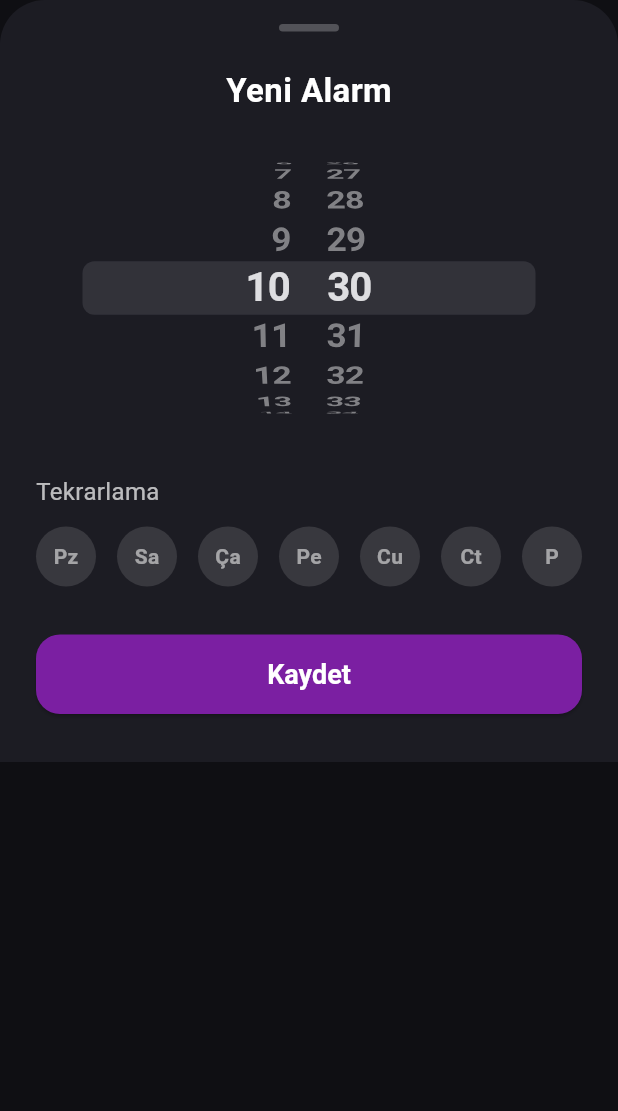
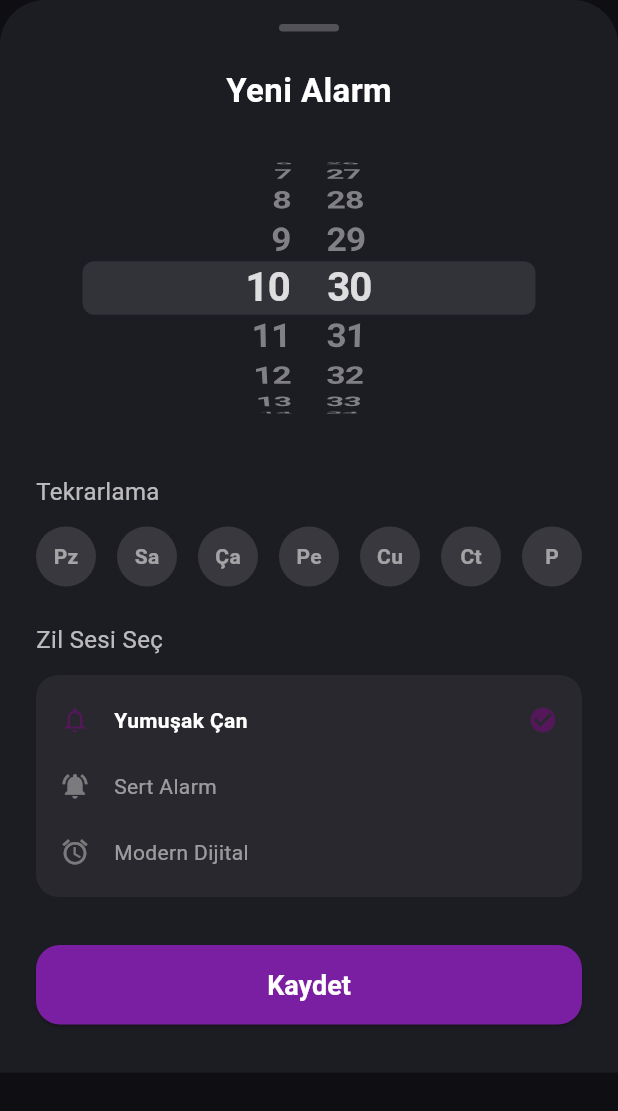
Before and after one commit to ardaaskinn01/cervus-alarm-app, a Flutter app: the AddAlarmBottomSheet widget shown alone on an empty page, opened directly, on a phone screen of 412 x 824 dp. Shown: the top 1111 px of the screen. Run offline on Flutter 3.47's test engine with Material 3 defaults, Android fonts, the light colour scheme and no system bars; our stand-ins replace firebase_core, flutter_riverpod, google_mobile_ads, hive, hive_flutter; missing offline and left inert: alarm, flutter_ringtone_player; accounts and stored records are empty; statements that could not run were skipped.

```diff
--- a/lib/core/app_localizations.dart
+++ b/lib/core/app_localizations.dart
@@ -37,6 +37,10 @@ class AppLocalizations {
       'add_new_title': 'Yeni Alarm',
       'add_repeat': 'Tekrarlama',
       'add_save': 'Kaydet',
+      'add_sound': 'Zil Sesi Seç',
+      'sound_soft': 'Yumuşak Çan',
+      'sound_hard': 'Sert Alarm',
+      'sound_modern': 'Modern Dijital',
 
       // SettingsView
       'settings_title': 'Ayarlar',
@@ -89,6 +93,10 @@ class AppLocalizations {
       'add_new_title': 'New Alarm',
       'add_repeat': 'Repeat',
       'add_save': 'Save',
+      'add_sound': 'Select Sound',
+      'sound_soft': 'Soft Bell',
+      'sound_hard': 'Hard Alarm',
+      'sound_modern': 'Modern Digital',
 
       // SettingsView
       'settings_title': 'Settings',
--- a/lib/core/app_theme.dart
+++ b/lib/core/app_theme.dart
@@ -2,7 +2,7 @@ import 'package:flutter/material.dart';
 
 class AppTheme {
   static const Color primaryColor = Color(0xFF7B1FA2);
-  static const Color secondaryColor = Color(0xFFD400FF);
+  static const Color secondaryColor = Color(0xFF54185A);
   static const Color backgroundColor = Color(0xFF0F0F13);
   static const Color cardColor = Color(0xFF1C1C23);
 
--- a/lib/services/alarm_service.dart
+++ b/lib/services/alarm_service.dart
@@ -15,16 +15,15 @@ class AlarmService {
 
   AlarmService(this._storage);
   Future<void> init() async {
-    // alarm paketinin init işlemini yapıyoruz.
-    // iOS tarafında arkaplan yetkilerini kendi içinden Apple API'siyle sarmalar.
     await Alarm.init();
 
-    // iOS için bildirim (notification) isteği atalım.
-    if (Alarm.android) {
-       // Android implementation details here if we ever deploy it.
-    } else {
-       // Request permission for iOS mostly, handled natively by Alarm.hasSystemAlertWindowPermission
-       // Actually Alarm handles most checks automatically on `set`.
+    // Geçmişte kalmış alarmları temizle (Bildirimlerin sonsuz kalmaması için)
+    final allAlarms = await Alarm.getAlarms();
+    final now = DateTime.now();
+    for (var alarm in allAlarms) {
+      if (alarm.dateTime.isBefore(now)) {
+        await Alarm.stop(alarm.id);
+      }
     }
   }
 
@@ -47,10 +46,14 @@ class AlarmService {
     // TODO: repeatDays logic for scheduling (skipping non-selected days)
     // This is a basic schedule for the very exact next occurrence.
 
+    final String alarmSound = alarm.soundPath == 'default' || alarm.soundPath.isEmpty
+        ? 'assets/audio/soft_alarm.mp3'
+        : alarm.soundPath;
+
     final alarmSettings = AlarmSettings(
       id: alarm.id,
       dateTime: alarmTime,
-      assetAudioPath: 'assets/hard_alarm.mp3', // Özel alarm sesini kullanıyoruz
+      assetAudioPath: alarmSound,
       volumeSettings: VolumeSettings.fade(
         volume: 1.0,
         fadeDuration: const Duration(seconds: 3),
@@ -74,6 +77,12 @@ class AlarmService {
 
   Future<void> stopAlarm(int id) async {
     await Alarm.stop(id);
+    // iOS'ta bildirimlerin temizlenmesi için kısa bir gecikme sonrası garanti durdurma
+    Future.delayed(const Duration(milliseconds: 500), () async {
+      if (await Alarm.isRinging(id)) {
+        await Alarm.stop(id);
+      }
+    });
   }
 
   // Bir alarm henüz çalmadıysa ama iptal listesindeyse silmek için
--- a/lib/views/home/add_alarm_bottom_sheet.dart
+++ b/lib/views/home/add_alarm_bottom_sheet.dart
@@ -1,6 +1,7 @@
 import 'package:flutter/cupertino.dart';
 import 'package:flutter/material.dart';
 import 'package:flutter_riverpod/flutter_riverpod.dart';
+import 'package:flutter_ringtone_player/flutter_ringtone_player.dart';
 import '../../core/app_theme.dart';
 import '../../core/app_localizations.dart';
 import '../../models/alarm_model.dart';
@@ -18,6 +19,7 @@ class AddAlarmBottomSheet extends ConsumerStatefulWidget {
 class _AddAlarmBottomSheetState extends ConsumerState<AddAlarmBottomSheet> {
   late DateTime selectedTime;
   late List<int> selectedDays;
+  late String selectedSound;
 
   @override
   void initState() {
@@ -26,10 +28,18 @@ class _AddAlarmBottomSheetState extends ConsumerState<AddAlarmBottomSheet> {
       final now = DateTime.now();
       selectedTime = DateTime(now.year, now.month, now.day, widget.existingAlarm!.hour, widget.existingAlarm!.minute);
       selectedDays = List.from(widget.existingAlarm!.repeatDays);
+      selectedSound = widget.existingAlarm!.soundPath;
     } else {
       selectedTime = DateTime.now();
       selectedDays = [];
+      selectedSound = 'assets/audio/soft_alarm.mp3';
     }
+  }
+
+  @override
+  void dispose() {
+    FlutterRingtonePlayer().stop();
+    super.dispose();
   }
 
   void toggleDay(int day) {
@@ -48,6 +58,7 @@ class _AddAlarmBottomSheetState extends ConsumerState<AddAlarmBottomSheet> {
         hour: selectedTime.hour,
         minute: selectedTime.minute,
         repeatDays: selectedDays,
+        soundPath: selectedSound,
         isActive: true,
       );
       ref.read(homeViewModelProvider.notifier).editAlarm(updatedAlarm);
@@ -58,9 +69,11 @@ class _AddAlarmBottomSheetState extends ConsumerState<AddAlarmBottomSheet> {
         minute: selectedTime.minute,
         isActive: true,
         repeatDays: selectedDays,
+        soundPath: selectedSound,
       );
       ref.read(homeViewModelProvider.notifier).addAlarm(newAlarm);
     }
+    FlutterRingtonePlayer().stop();
     Navigator.pop(context);
   }
 
@@ -166,6 +179,30 @@ class _AddAlarmBottomSheetState extends ConsumerState<AddAlarmBottomSheet> {
                     )
                 ],
               ),
+              const SizedBox(height: 24),
+              // Sound Selector
+              Align(
+                alignment: Alignment.centerLeft,
+                child: Text(
+                  AppLocalizations.get('add_sound', locale),
+                  style: const TextStyle(fontSize: 16, color: Colors.white70),
+                ),
+              ),
+              const SizedBox(height: 12),
+              Container(
+                padding: const EdgeInsets.symmetric(vertical: 8),
+                decoration: BoxDecoration(
+                  color: Colors.white.withOpacity(0.05),
+                  borderRadius: BorderRadius.circular(15),
+                ),
+                child: Column(
+                  children: [
+                    _buildSoundOption('assets/audio/soft_alarm.mp3', AppLocalizations.get('sound_soft', locale), Icons.notifications_none),
+                    _buildSoundOption('assets/audio/hard_alarm.mp3', AppLocalizations.get('sound_hard', locale), Icons.notifications_active),
+                    _buildSoundOption('assets/audio/modern_alarm.mp3', AppLocalizations.get('sound_modern', locale), Icons.access_alarm),
+                  ],
+                ),
+              ),
               const SizedBox(height: 32),
               SizedBox(
                 width: double.infinity,
@@ -183,4 +220,39 @@ class _AddAlarmBottomSheetState extends ConsumerState<AddAlarmBottomSheet> {
   }
 
   // _getDayChar method removed as it's handled by AppLocalizations
+
+  Widget _buildSoundOption(String path, String name, IconData icon) {
+    bool isSelected = selectedSound == path;
+    return InkWell(
+      onTap: () {
+        setState(() => selectedSound = path);
+        // Önizleme çal
+        FlutterRingtonePlayer().stop(); // Varsa eskiyi durdur
+        FlutterRingtonePlayer().play(
+          fromAsset: path,
+          volume: 0.5,
+          looping: false,
+        );
+      },
+      child: Padding(
+        padding: const EdgeInsets.symmetric(horizontal: 16, vertical: 12),
+        child: Row(
+          children: [
+            Icon(icon, color: isSelected ? AppTheme.secondaryColor : Colors.white38, size: 20),
+            const SizedBox(width: 16),
+            Text(
+              name,
+              style: TextStyle(
+                color: isSelected ? Colors.white : Colors.white54,
+                fontWeight: isSelected ? FontWeight.bold : FontWeight.normal,
+              ),
+            ),
+            const Spacer(),
+            if (isSelected)
+              const Icon(Icons.check_circle, color: AppTheme.secondaryColor, size: 20),
+          ],
+        ),
+      ),
+    );
+  }
 }
```
Also changed, not shown: pubspec.yaml (+6 -2 lines), 4 other files.
